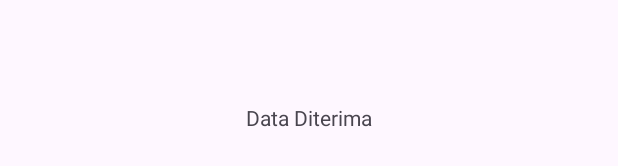
After one commit to lenilestari/BelajarKotlin, an Android app: the layout activity_data.xml on its own in the app's theme, with its tools: preview values and no code run, on a phone screen of 412 x 824 dp. The commit adds this screen. Shown: the part 500-666 px from the top of the screen. Run offline under Robolectric (Android 15) with nearby library versions, the phone set to English and light mode, and no system bars.

Commit message:
Update terbaru mengirim data

```diff
--- /dev/null
+++ b/app/src/main/res/layout/activity_data.xml
@@ -0,0 +1,25 @@
+<?xml version="1.0" encoding="utf-8"?>
+<LinearLayout xmlns:android="http://schemas.android.com/apk/res/android"
+    xmlns:app="http://schemas.android.com/apk/res-auto"
+    xmlns:tools="http://schemas.android.com/tools"
+    android:layout_width="match_parent"
+    android:layout_height="match_parent"
+    tools:context=".Data">
+
+    <LinearLayout
+        android:layout_width="match_parent"
+        android:layout_height="match_parent">
+
+
+        <TextView
+            android:id="@+id/data_received"
+            android:layout_width="wrap_content"
+            android:layout_height="wrap_content"
+            android:layout_gravity="center"
+            android:layout_weight="1"
+            android:gravity="center"
+            android:padding="25dp"
+            android:text="@string/data_received" />
+    </LinearLayout>
+
+</LinearLayout>
```
Also changed, not shown: app/src/main/AndroidManifest.xml (+10 -7 lines), app/src/main/java/com/example/belajarkotlin/BelajarPindahActivity.kt (+13 -0 lines), app/src/main/java/com/example/belajarkotlin/Data.kt (added, +27 -0 lines), app/src/main/res/layout/activity_belajar_pindah.xml (+7 -7 lines).
